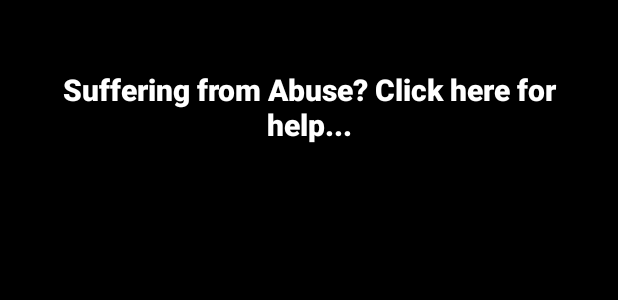
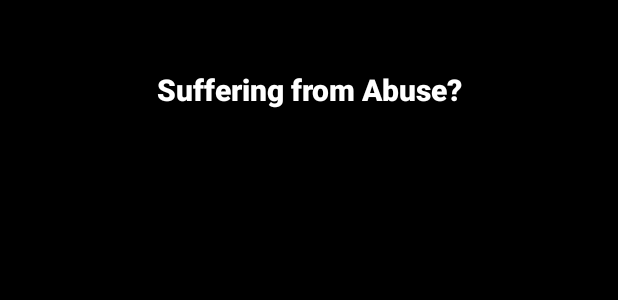
Before and after one commit to Codetribe-DopeCoders/Dope-Coders, an Android app: the layout content_main.xml on its own in the app's theme, with its tools: preview values and no code run, on a phone screen of 412 x 824 dp. Shown: the top 300 px of the screen. Run offline under Robolectric (Android 15) with nearby library versions, the phone set to English and light mode, and no system bars.

Commit message:
Git file

```diff
--- a/app/src/main/res/layout/content_main.xml
+++ b/app/src/main/res/layout/content_main.xml
@@ -20,8 +20,8 @@
         android:textColor="@android:color/white"
         android:gravity="center_horizontal"
         android:textStyle="bold"
-        android:textSize="20dp"
-        android:text="Suffering from Abuse? Click here for help..." />
+        android:textSize="20sp"
+        android:text="Suffering from Abuse?" />
 
     <com.example.codetribe.palliate.GifImageView
         android:layout_centerInParent="true"
```
